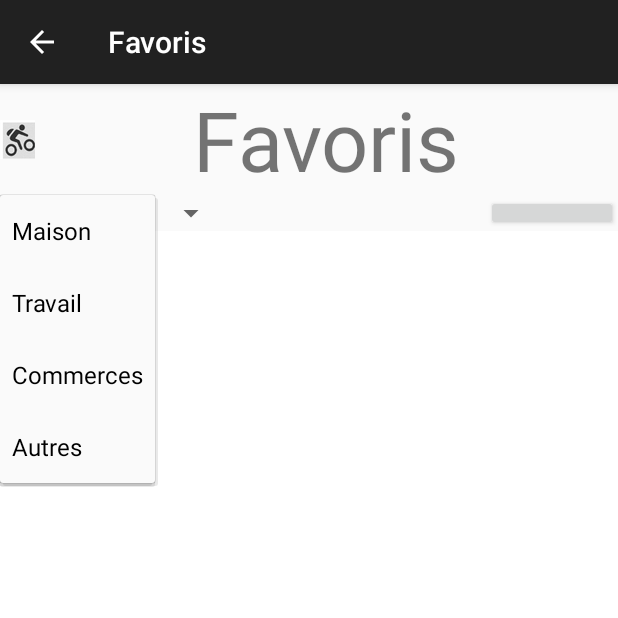
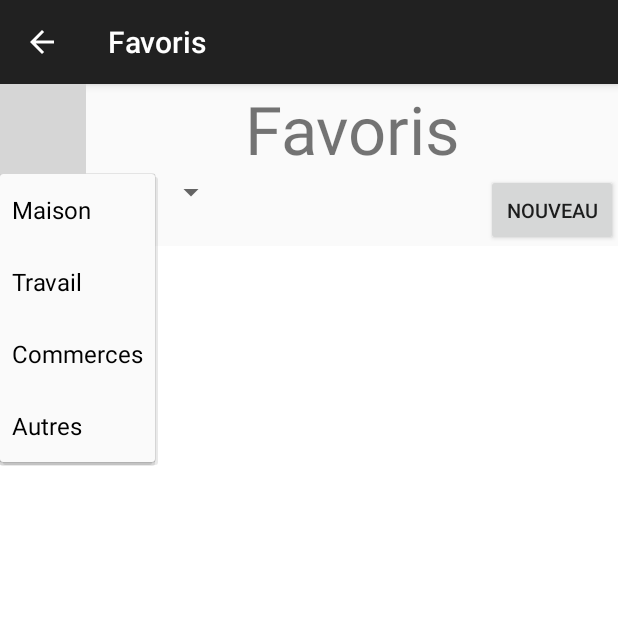
Before and after one commit to AlexandreRio/smart-e-bike, an Android app: the Favoris screen opened directly, with no data from a screen before it, after a tap on "Maison", on a phone screen of 412 x 824 dp, the top half of it. Run offline under Robolectric (Android 15) with nearby library versions, the phone set to English and light mode, and no system bars; grey boxes are pictures that could not be loaded.

Commit message:
Modifications interface Favoris

```diff
--- a/Bike-app/app/src/main/res/layout/activity_favoris.xml
+++ b/Bike-app/app/src/main/res/layout/activity_favoris.xml
@@ -12,14 +12,14 @@
         android:orientation="horizontal">
 
         <ImageView
-            android:layout_width="wrap_content"
+            android:layout_width="57dp"
             android:layout_height="match_parent"
-            android:src="@drawable/logodaeop"/>
+            android:src="@drawable/logo"/>
         <TextView
             android:layout_width="match_parent"
             android:layout_height="wrap_content"
             android:text="Favoris"
-            android:textSize="25pt"
+            android:textSize="20pt"
             android:gravity="center"/>
 
         </LinearLayout>
@@ -40,15 +40,15 @@
 
         <LinearLayout
             android:layout_width="match_parent"
-            android:layout_height="match_parent"
+            android:layout_height="wrap_content"
             android:gravity="right">
 
             <Button
             android:layout_width="wrap_content"
             android:layout_height="wrap_content"
-            android:gravity="right"
-            android:text="+"
-            android:textSize="15pt"
+            android:text="Nouveau"
+            android:textSize="6pt"
+            android:gravity="center"
             />
         </LinearLayout>
 
@@ -59,7 +59,7 @@
 
     <TableLayout
         android:layout_width="match_parent"
-        android:layout_height="200pt"
+        android:layout_height="match_parent"
         android:background="#ffffff"
         android:shrinkColumns="*"
         android:stretchColumns="*">
@@ -68,16 +68,17 @@
             android:layout_width="wrap_content"
             android:layout_height="wrap_content">
 
-            <TextView
-                android:text="Ligne 1"/>
+            <TextView android:text="Ligne 1"/>
 
         </TableRow>
 
         <TableRow
             android:layout_width="wrap_content"
             android:layout_height="wrap_content">
+
             <TextView android:text="Ligne2"/>
-            </TableRow>
+
+        </TableRow>
 
 
 
```
Also changed, not shown: 1 other file.
